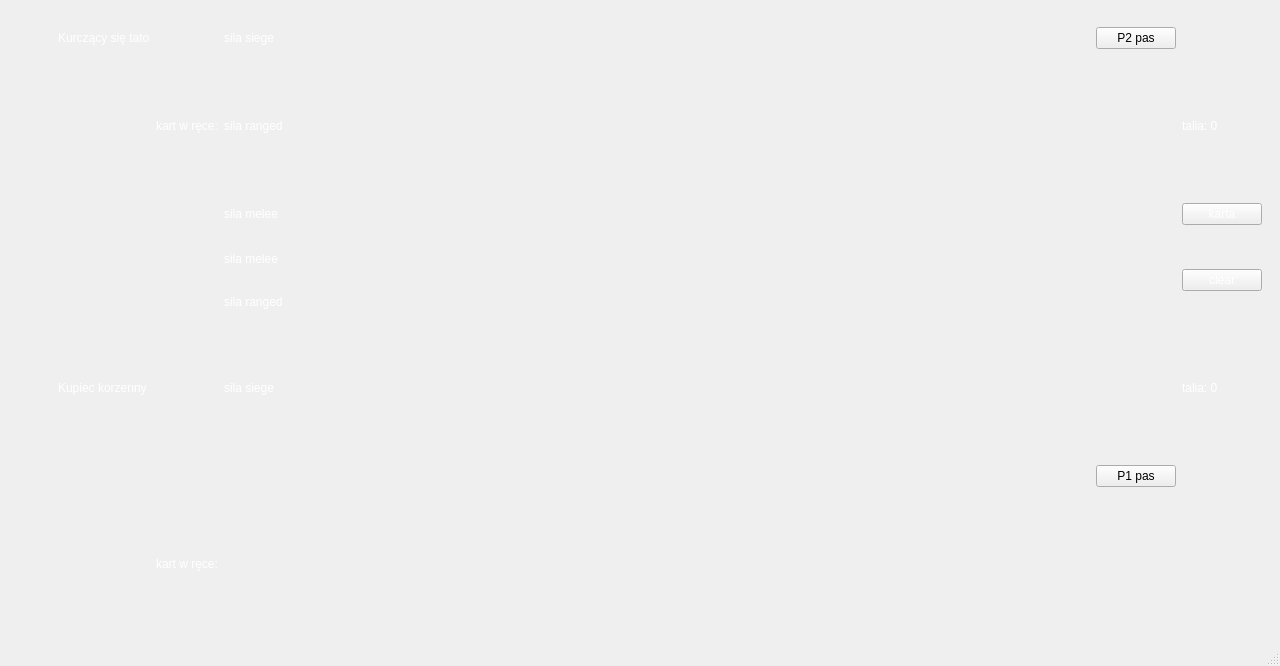
The window that Gwint/mainwindow.ui (Aleksander-Szostek/Programowanie2_Projekt_Gwint) describes before a commit, drawn with Qt 5.
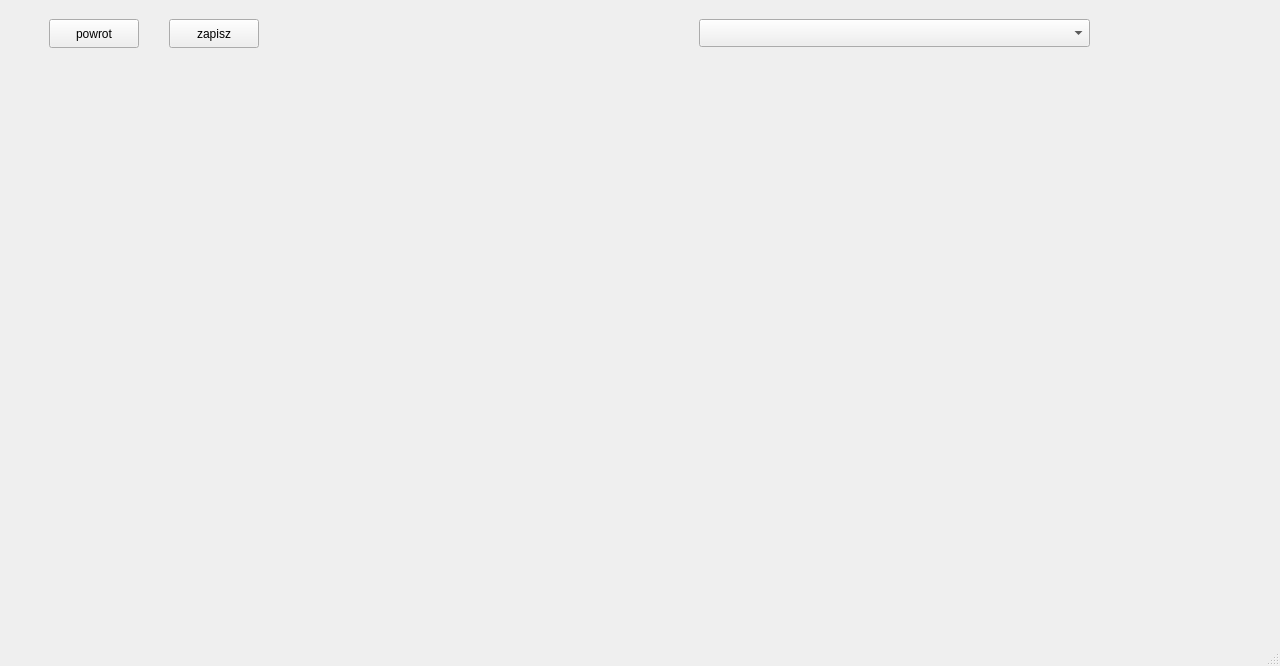
The same window after the commit. Icons and pictures are not drawn.

Commit message:
początek tworzenia talii
na razie robie samo gui pod tworzenie talii

The edit to the form file:
```diff
--- a/Gwint/mainwindow.ui
+++ b/Gwint/mainwindow.ui
@@ -23,7 +23,7 @@
    <property name="styleSheet">
     <string notr="true"/>
    </property>
-   <layout class="QHBoxLayout" name="horizontalLayout">
+   <layout class="QVBoxLayout" name="verticalLayout_5">
     <item>
      <widget class="QStackedWidget" name="stackedWidget">
       <property name="enabled">
@@ -39,7 +39,7 @@
        <string notr="true"/>
       </property>
       <property name="currentIndex">
-       <number>1</number>
+       <number>2</number>
       </property>
       <widget class="QWidget" name="menu">
        <layout class="QHBoxLayout" name="horizontalLayout_2">
@@ -641,6 +641,92 @@
         </item>
        </layout>
       </widget>
+      <widget class="QWidget" name="ekran_tworzenia_talii">
+       <widget class="QPushButton" name="powrot_Button">
+        <property name="geometry">
+         <rect>
+          <x>40</x>
+          <y>10</y>
+          <width>90</width>
+          <height>29</height>
+         </rect>
+        </property>
+        <property name="text">
+         <string>powrot</string>
+        </property>
+       </widget>
+       <widget class="QPushButton" name="zapisz_Button">
+        <property name="geometry">
+         <rect>
+          <x>160</x>
+          <y>10</y>
+          <width>90</width>
+          <height>29</height>
+         </rect>
+        </property>
+        <property name="text">
+         <string>zapisz</string>
+        </property>
+       </widget>
+       <widget class="QWidget" name="horizontalLayoutWidget">
+        <property name="geometry">
+         <rect>
+          <x>10</x>
+          <y>50</y>
+          <width>1241</width>
+          <height>571</height>
+         </rect>
+        </property>
+        <layout class="QVBoxLayout" name="verticalLayout_6">
+         <item>
+          <layout class="QHBoxLayout" name="horizontalLayout">
+           <item>
+            <layout class="QHBoxLayout" name="horizontalLayout_7">
+             <item>
+              <spacer name="horizontalSpacer_3">
+               <property name="orientation">
+                <enum>Qt::Orientation::Horizontal</enum>
+               </property>
+               <property name="sizeType">
+                <enum>QSizePolicy::Policy::Fixed</enum>
+               </property>
+               <property name="sizeHint" stdset="0">
+                <size>
+                 <width>40</width>
+                 <height>20</height>
+                </size>
+               </property>
+              </spacer>
+             </item>
+            </layout>
+           </item>
+           <item>
+            <layout class="QHBoxLayout" name="horizontalLayout_6"/>
+           </item>
+          </layout>
+         </item>
+        </layout>
+       </widget>
+       <widget class="QComboBox" name="comboBox">
+        <property name="geometry">
+         <rect>
+          <x>690</x>
+          <y>10</y>
+          <width>391</width>
+          <height>28</height>
+         </rect>
+        </property>
+        <property name="editable">
+         <bool>false</bool>
+        </property>
+        <property name="currentText">
+         <string/>
+        </property>
+        <property name="currentIndex">
+         <number>-1</number>
+        </property>
+       </widget>
+      </widget>
      </widget>
     </item>
    </layout>
```
The commit also changes 2 other files.
